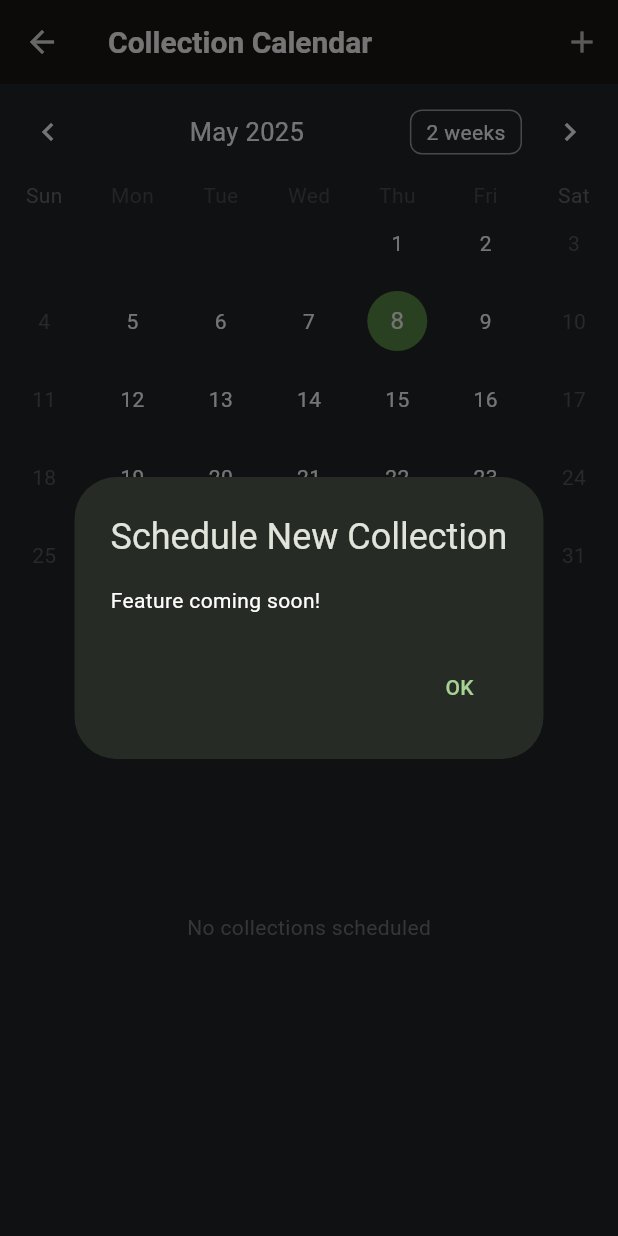
After one commit to cepdnaclk/e20-3yp-Smart-Waste-Management-System, a Flutter app: the CollectionCalendarScreen screen opened by its route, after a tap on the "delete" icon, after a tap on the "add" icon, on a phone screen of 412 x 824 dp. The commit adds this screen. Run offline on Flutter 3.47's test engine with Material 3 defaults, Android fonts, the light colour scheme and no system bars; drawn by our look-alikes of table_calendar.

Commit message:
add calender screen to the feature-bin-status branch & added changes to pubspec files as well

```diff
--- a/bin_owner_mobile_app/lib/main.dart
+++ b/bin_owner_mobile_app/lib/main.dart
@@ -52,6 +52,13 @@ class _MyHomePageState extends State<MyHomePage> {
               },
               child: const Text("Notification"),
             ),
+            const SizedBox(height: 20),
+            ElevatedButton(
+              onPressed: () {
+                Navigator.pushNamed(context, AppRoutes.calendar);
+              },
+              child: const Text("Collection Calendar"),
+            ),
           ],
         ),
       ),
--- a/bin_owner_mobile_app/lib/routes.dart
+++ b/bin_owner_mobile_app/lib/routes.dart
@@ -2,15 +2,18 @@ import 'package:bin_owner_mobile_app/main.dart';
 import 'package:flutter/material.dart';
 import './screens/bin_level_screen.dart';
 import './screens/notification.dart';
+import './screens/calendar.dart';
 
 class AppRoutes {
   static const String home = '/home';
   static const String binLevel = '/bin-level-screen';
   static const String notifications = '/notifications';
+  static const String calendar = '/calendar';
 
   static Map<String, WidgetBuilder> routes = {
     home: (context) => MyHomePage(title: 'Home Page'),
     binLevel: (context) => BinLevelScreen(),
     notifications: (context) => const NotificationScreen(),
+    calendar: (context) => const CollectionCalendarScreen(),
   };
 }
--- /dev/null
+++ b/bin_owner_mobile_app/lib/screens/calendar.dart
@@ -0,0 +1,227 @@
+import 'package:flutter/material.dart';
+import 'package:table_calendar/table_calendar.dart';
+import 'package:bin_owner_mobile_app/theme/colors.dart';
+
+class CollectionCalendarScreen extends StatefulWidget {
+  const CollectionCalendarScreen({super.key});
+
+  @override
+  State<CollectionCalendarScreen> createState() =>
+      _CollectionCalendarScreenState();
+}
+
+class _CollectionCalendarScreenState extends State<CollectionCalendarScreen> {
+  late DateTime _focusedDay;
+  late DateTime _selectedDay;
+  late CalendarFormat _calendarFormat;
+  final Map<DateTime, List<CollectionEvent>> _events = {};
+
+  @override
+  void initState() {
+    super.initState();
+    _focusedDay = DateTime.now();
+    _selectedDay = _focusedDay;
+    _calendarFormat = CalendarFormat.month;
+    _loadEvents();
+  }
+
+  void _loadEvents() {
+    // Sample data - replace with your actual data
+    final now = DateTime.now();
+    _events[now] = [
+      CollectionEvent(
+        type: 'Recyclables',
+        time: '09:00 AM',
+        bins: ['Bin A', 'Bin C'],
+      ),
+    ];
+    _events[now.add(const Duration(days: 2))] = [
+      CollectionEvent(type: 'Organic', time: '10:30 AM', bins: ['Bin B']),
+    ];
+    _events[now.add(const Duration(days: 7))] = [
+      CollectionEvent(
+        type: 'General Waste',
+        time: '08:00 AM',
+        bins: ['Bin D', 'Bin E'],
+      ),
+    ];
+  }
+
+  @override
+  Widget build(BuildContext context) {
+    return Scaffold(
+      backgroundColor: AppColors.background,
+      appBar: AppBar(
+        title: const Text('Collection Calendar'),
+        actions: [
+          IconButton(
+            icon: const Icon(Icons.add),
+            onPressed: _scheduleNewCollection,
+            tooltip: 'Schedule Collection',
+          ),
+        ],
+      ),
+      body: Column(
+        children: [
+          TableCalendar(
+            firstDay: DateTime.utc(2020, 1, 1),
+            lastDay: DateTime.utc(2030, 12, 31),
+            focusedDay: _focusedDay,
+            selectedDayPredicate: (day) => isSameDay(_selectedDay, day),
+            calendarFormat: _calendarFormat,
+            eventLoader: (day) => _events[day] ?? [],
+            onDaySelected: (selectedDay, focusedDay) {
+              setState(() {
+                _selectedDay = selectedDay;
+                _focusedDay = focusedDay;
+              });
+            },
+            onFormatChanged: (format) {
+              setState(() => _calendarFormat = format);
+            },
+            onPageChanged: (focusedDay) => _focusedDay = focusedDay,
+            calendarStyle: CalendarStyle(
+              selectedDecoration: BoxDecoration(
+                color: AppColors.primary,
+                shape: BoxShape.circle,
+              ),
+              todayDecoration: BoxDecoration(
+                color: Colors.grey[800],
+                shape: BoxShape.circle,
+              ),
+              markerDecoration: BoxDecoration(
+                color: AppColors.primary,
+                shape: BoxShape.circle,
+              ),
+              outsideDaysVisible: false,
+            ),
+            headerStyle: HeaderStyle(
+              formatButtonVisible: true,
+              titleCentered: true,
+              formatButtonDecoration: BoxDecoration(
+                border: Border.all(color: Colors.grey),
+                borderRadius: BorderRadius.circular(8),
+              ),
+              formatButtonTextStyle: const TextStyle(color: Colors.white),
+              leftChevronIcon: Icon(Icons.chevron_left, color: Colors.white),
+              rightChevronIcon: Icon(Icons.chevron_right, color: Colors.white),
+            ),
+          ),
+          const SizedBox(height: 16),
+          Expanded(child: _buildEventList()),
+        ],
+      ),
+    );
+  }
+
+  Widget _buildEventList() {
+    final events = _events[_selectedDay] ?? [];
+
+    if (events.isEmpty) {
+      return Center(
+        child: Text(
+          'No collections scheduled',
+          style: TextStyle(color: Colors.grey[600]),
+        ),
+      );
+    }
+
+    return ListView.builder(
+      itemCount: events.length,
+      itemBuilder: (context, index) {
+        final event = events[index];
+        return Card(
+          margin: const EdgeInsets.symmetric(horizontal: 12, vertical: 8),
+          color: Colors.grey[850],
+          child: ListTile(
+            leading: Container(
+              width: 50,
+              height: 50,
+              decoration: BoxDecoration(
+                color: _getEventColor(event.type),
+                shape: BoxShape.circle,
+              ),
+              child: Icon(_getEventIcon(event.type), color: Colors.white),
+            ),
+            title: Text(
+              event.type,
+              style: const TextStyle(fontWeight: FontWeight.bold, fontSize: 16),
+            ),
+            subtitle: Column(
+              crossAxisAlignment: CrossAxisAlignment.start,
+              children: [
+                Text('Time: ${event.time}'),
+                Text('Bins: ${event.bins.join(', ')}'),
+              ],
+            ),
+            trailing: IconButton(
+              icon: const Icon(Icons.delete, color: Colors.red),
+              onPressed: () => _removeEvent(event),
+            ),
+          ),
+        );
+      },
+    );
+  }
+
+  Color _getEventColor(String type) {
+    switch (type.toLowerCase()) {
+      case 'recyclables':
+        return Colors.blue;
+      case 'organic':
+        return Colors.green;
+      case 'general waste':
+        return Colors.grey;
+      default:
+        return AppColors.primary;
+    }
+  }
+
+  IconData _getEventIcon(String type) {
+    switch (type.toLowerCase()) {
+      case 'recyclables':
+        return Icons.recycling;
+      case 'organic':
+        return Icons.eco;
+      case 'general waste':
+        return Icons.delete;
+      default:
+        return Icons.calendar_today;
+    }
+  }
+
+  void _scheduleNewCollection() {
+    // TODO: Implement collection scheduling
+    showDialog(
+      context: context,
+      builder:
+          (context) => AlertDialog(
+            title: const Text('Schedule New Collection'),
+            content: const Text('Feature coming soon!'),
+            actions: [
+              TextButton(
+                onPressed: () => Navigator.pop(context),
+                child: const Text('OK'),
+              ),
+            ],
+          ),
+    );
+  }
+
+  void _removeEvent(CollectionEvent event) {
+    setState(() {
+      _events[_selectedDay]?.remove(event);
+      if (_events[_selectedDay]?.isEmpty ?? false) {
+        _events.remove(_selectedDay);
+      }
+    });
+  }
+}
+
+class CollectionEvent {
+  final String type;
+  final String time;
+  final List<String> bins;
+
+  CollectionEvent({required this.type, required this.time, required this.bins});
+}
--- a/bin_owner_mobile_app/pubspec.yaml
+++ b/bin_owner_mobile_app/pubspec.yaml
@@ -21,6 +21,8 @@ version: 1.0.0+1
 environment:
   sdk: ^3.7.0
 
+
+
 # Dependencies specify other packages that your package needs in order to work.
 # To automatically upgrade your package dependencies to the latest versions
 # consider running `flutter pub upgrade --major-versions`. Alternatively,
@@ -34,6 +36,8 @@ dependencies:
   # The following adds the Cupertino Icons font to your application.
   # Use with the CupertinoIcons class for iOS style icons.
   cupertino_icons: ^1.0.8
+
+  table_calendar: ^3.2.0
 
 dev_dependencies:
   flutter_test:
```
Also changed, not shown: bin_owner_mobile_app/pubspec.lock.
